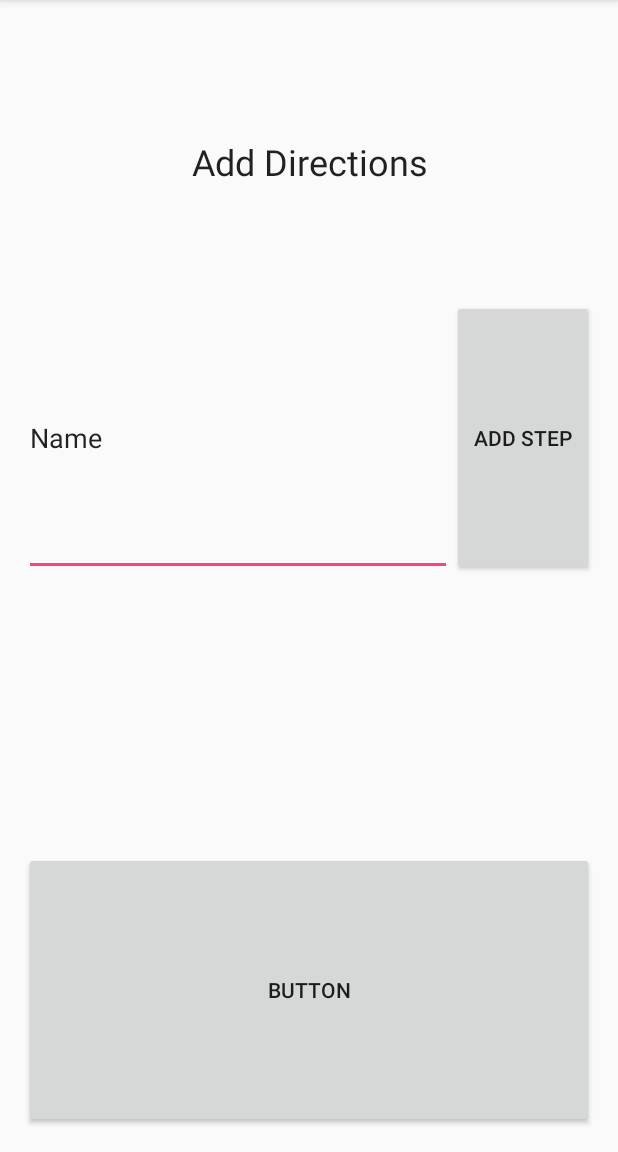
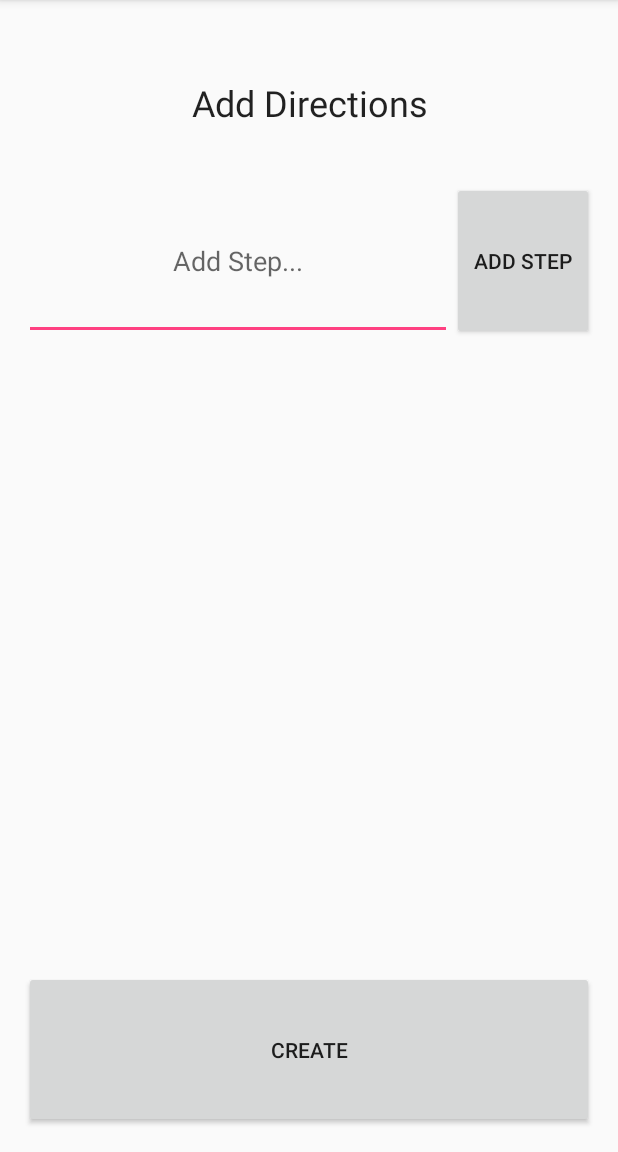
Before and after one commit to Sanaknaki/cookbook, an Android app: the AddRecipeDirections screen opened directly, with no data from a screen before it, on a phone screen of 412 x 824 dp, the part 84-1236 px from its top. Run offline under Robolectric (Android 15) with nearby library versions, the phone set to English and light mode, and no system bars; 8 statements that could not run were skipped.

Commit message:
Finished implementing add recipe

```diff
--- a/app/src/main/AndroidManifest.xml
+++ b/app/src/main/AndroidManifest.xml
@@ -30,7 +30,10 @@
             android:windowSoftInputMode="adjustPan"/>
         <activity android:name=".EditAllRecipes" />
         <activity android:name=".DeleteRecipe" />
-        <activity android:name=".AddRecipeDirections"></activity>
+        <activity
+            android:name=".AddRecipeDirections"
+            android:windowSoftInputMode="adjustPan"
+            ></activity>
     </application>
 
 </manifest>
--- a/app/src/main/java/com/example/unaizrehmani/finalcookbook/AddRecipeDirections.java
+++ b/app/src/main/java/com/example/unaizrehmani/finalcookbook/AddRecipeDirections.java
@@ -1,7 +1,14 @@
 package com.example.unaizrehmani.finalcookbook;
 
+import android.content.Intent;
 import android.os.Bundle;
 import android.support.v7.app.AppCompatActivity;
+import android.view.View;
+import android.widget.ArrayAdapter;
+import android.widget.Button;
+import android.widget.EditText;
+import android.widget.ListView;
+import android.widget.Toast;
 
 import java.util.ArrayList;
 
@@ -15,6 +22,8 @@ public class AddRecipeDirections extends AppCompatActivity {
     private int prepIntTime;
     private int cookIntTime;
     private int caloriesIntTime;
+
+    private ArrayList<String> directions = new ArrayList<String>();
 
     @Override
     protected void onCreate(Bundle savedInstanceState) {
@@ -31,5 +40,54 @@ public class AddRecipeDirections extends AppCompatActivity {
         caloriesIntTime = (Integer) getIntent().getExtras().getSerializable("caloriesIntTime");
 
 
+        populateListView();
+
+        Button add = (Button) findViewById(R.id.addRecipeDirectionStepButton);
+        Button finish = (Button) findViewById(R.id.createRecipeFinalButton);
+
+        add.setOnClickListener(new View.OnClickListener() {
+            @Override
+            public void onClick(View view) {
+                EditText userInput = (EditText) findViewById(R.id.addRecipeDirectionEditText);
+                String userStringInput = userInput.getText().toString();
+                userInput.setText("");
+
+                if(userStringInput!=null && !userStringInput.equals("")){
+                    directions.add((directions.size()+1) + ") " + userStringInput);
+                    populateListView();
+                }
+            }
+        });
+
+        finish.setOnClickListener(new View.OnClickListener() {
+            @Override
+            public void onClick(View view) {
+
+                if(directions.size() == 0){
+                    Toast.makeText(getApplicationContext(), "Need to Add at Least One Step.", Toast.LENGTH_SHORT).show();
+                } else {
+                    Recipe recipe = new Recipe(recipeName,chosenCategory,chosenType,chosenAddIngredients,directions,prepIntTime,cookIntTime,caloriesIntTime);
+                    Toast.makeText(getApplicationContext(), ("Added " + recipe + " to Cook Book."), Toast.LENGTH_SHORT).show();
+
+                    cookBook.add_cookBookRecipe(recipe);
+
+                    Intent intent = new Intent(AddRecipeDirections.this,MainScreen.class);
+                    Bundle bundle = new Bundle();
+                    bundle.putSerializable("cookBook", cookBook);
+                    intent.putExtras(bundle);
+                    startActivity(intent);
+                }
+
+            }
+        });
+
     }
+
+    public void populateListView(){
+        ListView myListView = (ListView) findViewById(R.id.addRecipeDirectionListView);
+        ArrayAdapter<String> myAdapter = new ArrayAdapter<String>(AddRecipeDirections.this,android.R.layout.simple_list_item_1,directions);
+        myListView.setAdapter(myAdapter);
+    }
+
+
 }
--- a/app/src/main/res/layout/activity_add_recipe_directions.xml
+++ b/app/src/main/res/layout/activity_add_recipe_directions.xml
@@ -20,7 +20,7 @@
             android:layout_width="match_parent"
             android:layout_height="match_parent"
             android:id="@+id/textView6"
-            android:layout_weight="1"
+            android:layout_weight="2"
             android:gravity="center"
             android:textAppearance="@style/TextAppearance.AppCompat.Headline" />
 
@@ -28,23 +28,26 @@
             android:orientation="horizontal"
             android:layout_width="match_parent"
             android:layout_height="match_parent"
-            android:layout_weight="1">
+            android:layout_weight="2">
 
             <EditText
                 android:layout_width="match_parent"
                 android:layout_height="match_parent"
-                android:inputType="textPersonName"
-                android:text="Name"
+                android:inputType="text"
                 android:ems="10"
-                android:id="@+id/editText"
-                android:layout_weight="1" />
+                android:id="@+id/addRecipeDirectionEditText"
+                android:layout_weight="1"
+                android:gravity="center"
+                android:hint="Add Step..." />
 
             <Button
                 android:text="Add Step"
                 android:layout_width="match_parent"
                 android:layout_height="match_parent"
                 android:id="@+id/addRecipeDirectionStepButton"
-                android:layout_weight="3" />
+                android:layout_weight="3"
+                android:minHeight="0dp"
+                android:minWidth="0dp" />
 
         </LinearLayout>
 
@@ -52,13 +55,14 @@
             android:layout_width="match_parent"
             android:layout_height="match_parent"
             android:layout_weight="1"
-            android:id="@+id/addRecipeDirectionListView" />
+            android:id="@+id/addRecipeDirectionListView"
+            android:visibility="visible" />
 
         <Button
-            android:text="Button"
+            android:text="Create"
             android:layout_width="match_parent"
             android:layout_height="match_parent"
-            android:id="@+id/button"
-            android:layout_weight="1" />
+            android:id="@+id/createRecipeFinalButton"
+            android:layout_weight="2" />
     </LinearLayout>
 </RelativeLayout>
```
Also changed, not shown: 1 other file.
